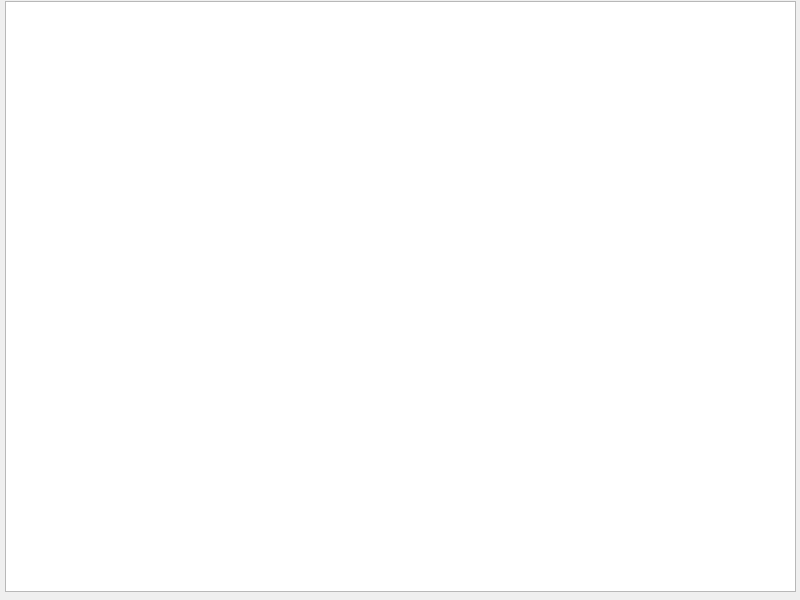
Before: the Qt Designer form main.ui in mc-Daniil/Coffee, drawn with Qt 5.
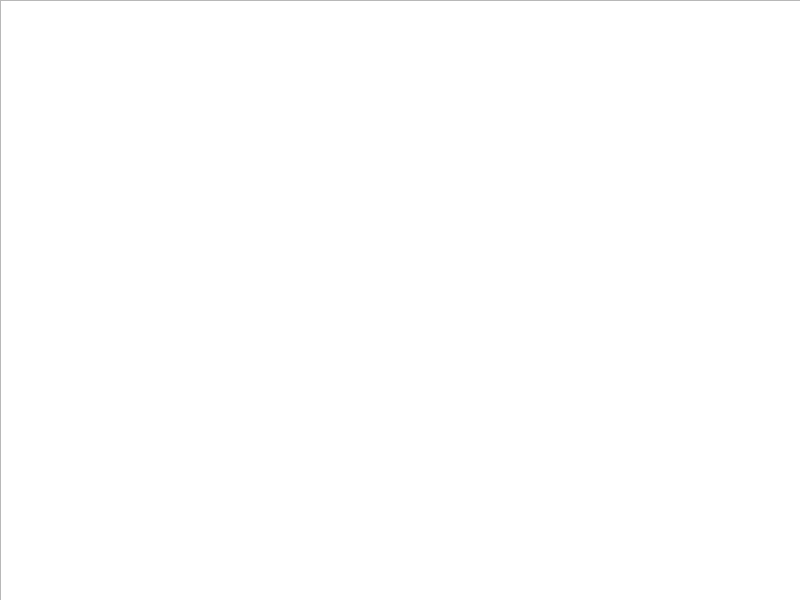
After: the same form once the commit is applied.

Diff of the .ui file:
```diff
--- a/main.ui
+++ b/main.ui
@@ -20,21 +20,15 @@
    <string>MainWindow</string>
   </property>
   <widget class="QWidget" name="centralwidget">
-   <widget class="QTableView" name="tableView">
+   <widget class="QTableWidget" name="tableWidget">
     <property name="geometry">
      <rect>
-      <x>5</x>
-      <y>1</y>
-      <width>791</width>
-      <height>591</height>
+      <x>0</x>
+      <y>0</y>
+      <width>801</width>
+      <height>601</height>
      </rect>
     </property>
-    <property name="sizePolicy">
-     <sizepolicy hsizetype="Expanding" vsizetype="Expanding">
-      <horstretch>0</horstretch>
-      <verstretch>0</verstretch>
-     </sizepolicy>
-    </property>
    </widget>
   </widget>
  </widget>
```
